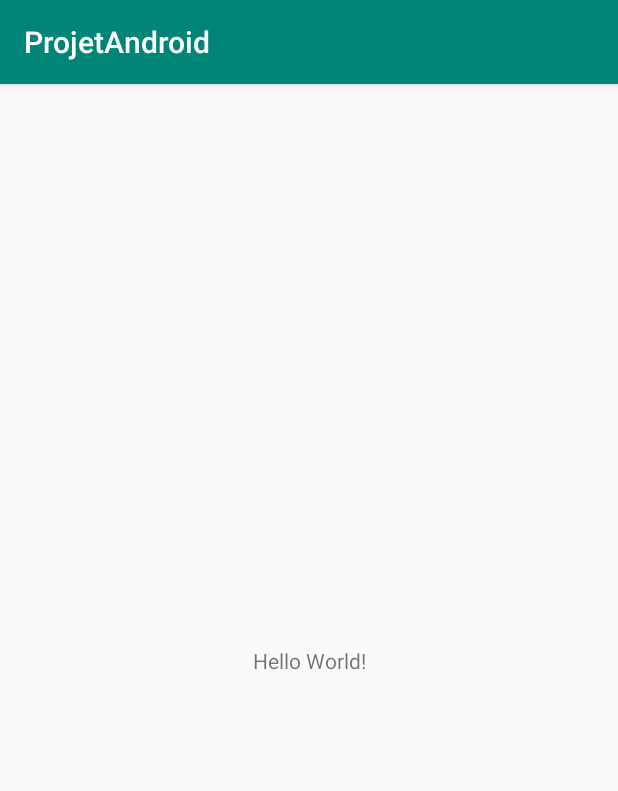
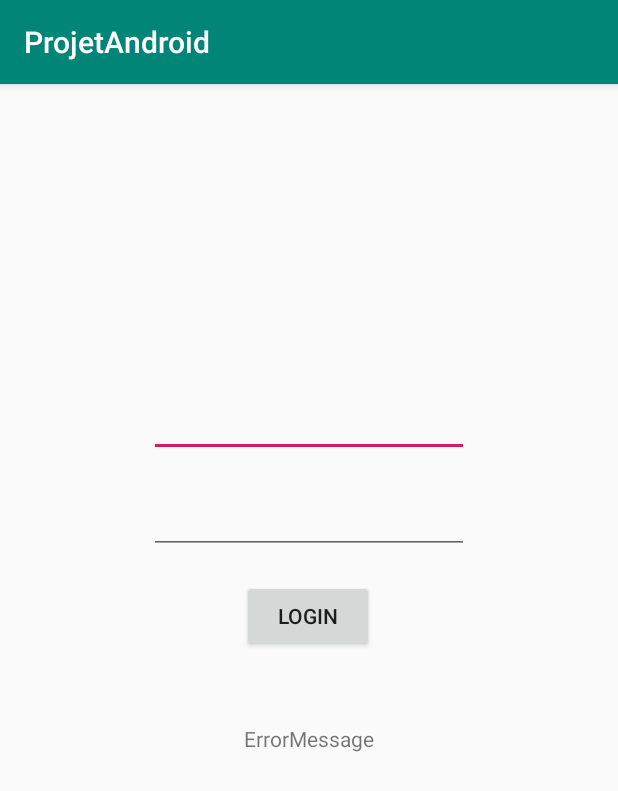
Before and after one commit to SatoNaka55/Projet-Android, an Android app: the screen it shows after launch (MainActivity), on a phone screen of 412 x 824 dp. Shown: the top 791 px of the screen. Run offline under Robolectric (Android 15) with nearby library versions, the phone set to English and light mode, and no system bars.

Commit message:
Some validators and Error page

```diff
--- a/app/src/main/java/com/example/projetandroid/database/Database.java
+++ b/app/src/main/java/com/example/projetandroid/database/Database.java
@@ -9,6 +9,12 @@ public class Database {
 
         private ArrayList<User> userDB;
 
+        public Database (){
+            ArrayList<User> uDB = new ArrayList<User>();
+            this.userDB = uDB;
+            this.userDB.add(new User("Adam", "pw", "Adam", "Asselin"));
+        }
+
         public ArrayList<User> getUserDB() {
             return userDB;
         }
--- a/app/src/main/res/layout/activity_main.xml
+++ b/app/src/main/res/layout/activity_main.xml
@@ -7,12 +7,51 @@
     tools:context=".MainActivity">
 
     <TextView
+        android:id="@+id/loginError"
         android:layout_width="wrap_content"
         android:layout_height="wrap_content"
-        android:text="Hello World!"
+        android:text="ErrorMessage"
         app:layout_constraintBottom_toBottomOf="parent"
         app:layout_constraintLeft_toLeftOf="parent"
         app:layout_constraintRight_toRightOf="parent"
-        app:layout_constraintTop_toTopOf="parent" />
+        app:layout_constraintTop_toTopOf="parent"
+        app:layout_constraintVertical_bias="0.57" />
+
+    <EditText
+        android:id="@+id/usernameInput"
+        android:layout_width="wrap_content"
+        android:layout_height="wrap_content"
+        android:ems="10"
+        android:inputType="textPersonName"
+        app:layout_constraintBottom_toBottomOf="parent"
+        app:layout_constraintEnd_toEndOf="parent"
+        app:layout_constraintStart_toStartOf="parent"
+        app:layout_constraintTop_toTopOf="parent"
+        app:layout_constraintVertical_bias="0.281" />
+
+    <EditText
+        android:id="@+id/passwordInput"
+        android:layout_width="wrap_content"
+        android:layout_height="wrap_content"
+        android:ems="10"
+        android:inputType="textPersonName"
+        app:layout_constraintBottom_toBottomOf="parent"
+        app:layout_constraintEnd_toEndOf="parent"
+        app:layout_constraintStart_toStartOf="parent"
+        app:layout_constraintTop_toTopOf="parent"
+        app:layout_constraintVertical_bias="0.371" />
+
+    <Button
+        android:id="@+id/loginButton"
+        android:layout_width="wrap_content"
+        android:layout_height="wrap_content"
+        android:onClick="goLogin"
+        android:text="Login"
+        app:layout_constraintBottom_toBottomOf="parent"
+        app:layout_constraintEnd_toEndOf="parent"
+        app:layout_constraintHorizontal_bias="0.498"
+        app:layout_constraintStart_toStartOf="parent"
+        app:layout_constraintTop_toTopOf="parent"
+        app:layout_constraintVertical_bias="0.459" />
 
 </androidx.constraintlayout.widget.ConstraintLayout>
```
Also changed, not shown: app/src/main/java/com/example/projetandroid/LoginErrorActivity.java (+13 -0 lines), app/src/main/java/com/example/projetandroid/MainActivity.java (+38 -12 lines), app/src/main/res/layout/activity_login_error.xml (+11 -0 lines).
